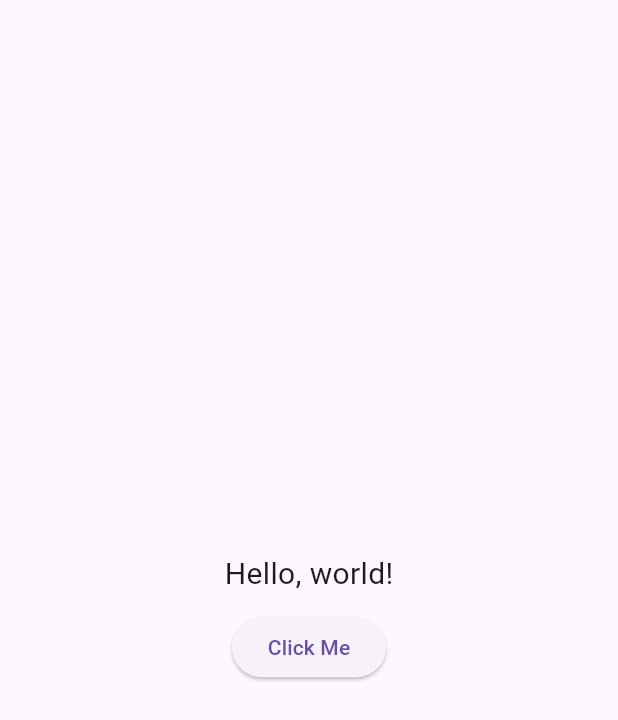
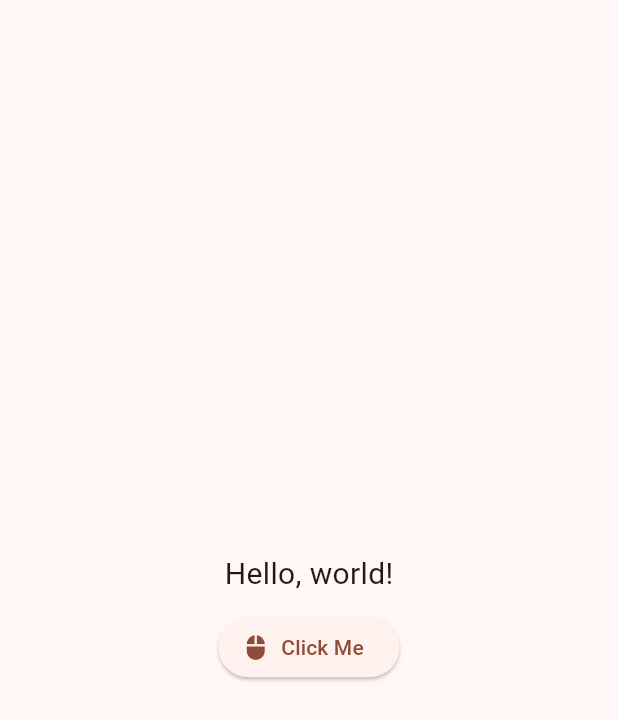
Before and after one commit to d1yat/flutter_dasar, a Flutter app: the screen it shows after launch, on a phone screen of 412 x 824 dp. Shown: the top 720 px of the screen. Run offline on Flutter 3.47's test engine with Material 3 defaults, Android fonts, the phone set to English and light mode, and no system bars.

Commit message:
add icon to the button

```diff
--- a/lib/main.dart
+++ b/lib/main.dart
@@ -12,6 +12,9 @@ class MainApp extends StatefulWidget {
 }
 
 class _MainAppState extends State<MainApp> {
+  late String _message;
+  String _buttonText = 'Click Me';
+
   @override
   void initState() {
     super.initState();
@@ -20,9 +23,6 @@ class _MainAppState extends State<MainApp> {
       _message = 'Hello, world!';
     });
   }
-
-  late String _message;
-  String _buttonText = 'Click Me';
 
   void _handleButtonClick() {
     setState(() {
@@ -40,6 +40,7 @@ class _MainAppState extends State<MainApp> {
   Widget build(BuildContext context) {
     return MaterialApp(
       title: 'Flutter Dasar',
+      theme: ThemeData(useMaterial3: true, colorSchemeSeed: Colors.deepOrange),
       home: Scaffold(
         body: Center(
           child: Column(
@@ -47,9 +48,10 @@ class _MainAppState extends State<MainApp> {
             children: [
               Text(_message, style: TextStyle(fontSize: 20)),
               const SizedBox(height: 10),
-              ElevatedButton(
+              ElevatedButton.icon(
                 onPressed: _handleButtonClick,
-                child: Text(_buttonText),
+                label: Text(_buttonText),
+                icon: Icon(Icons.mouse),
               ),
             ],
           ),
```
